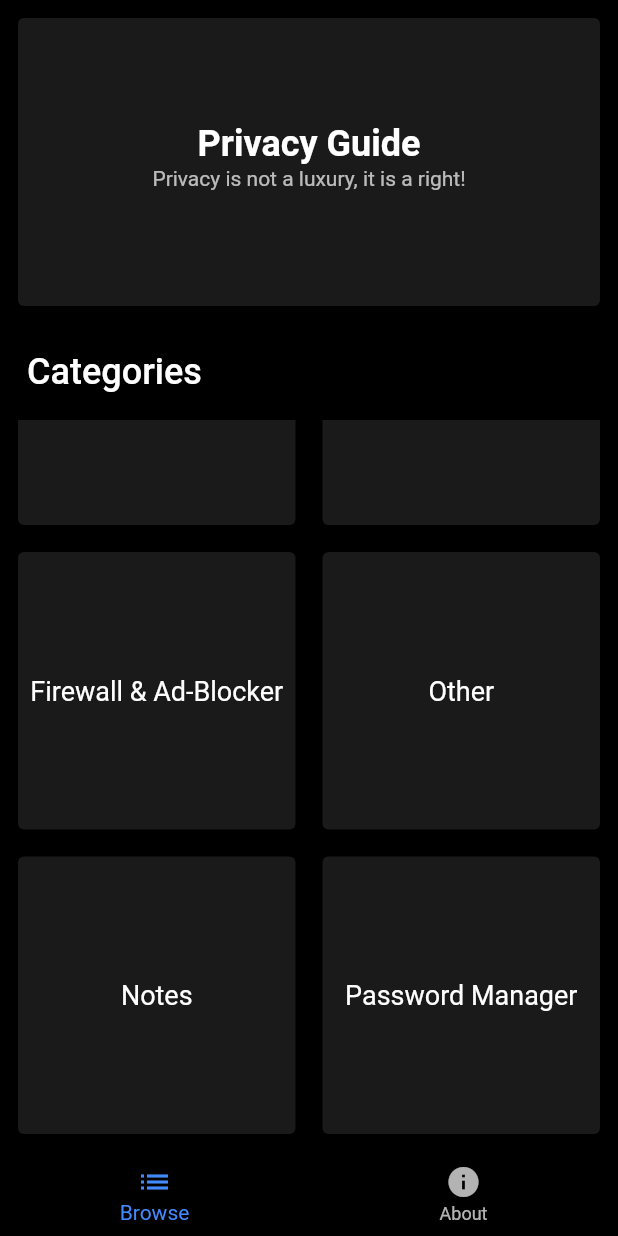
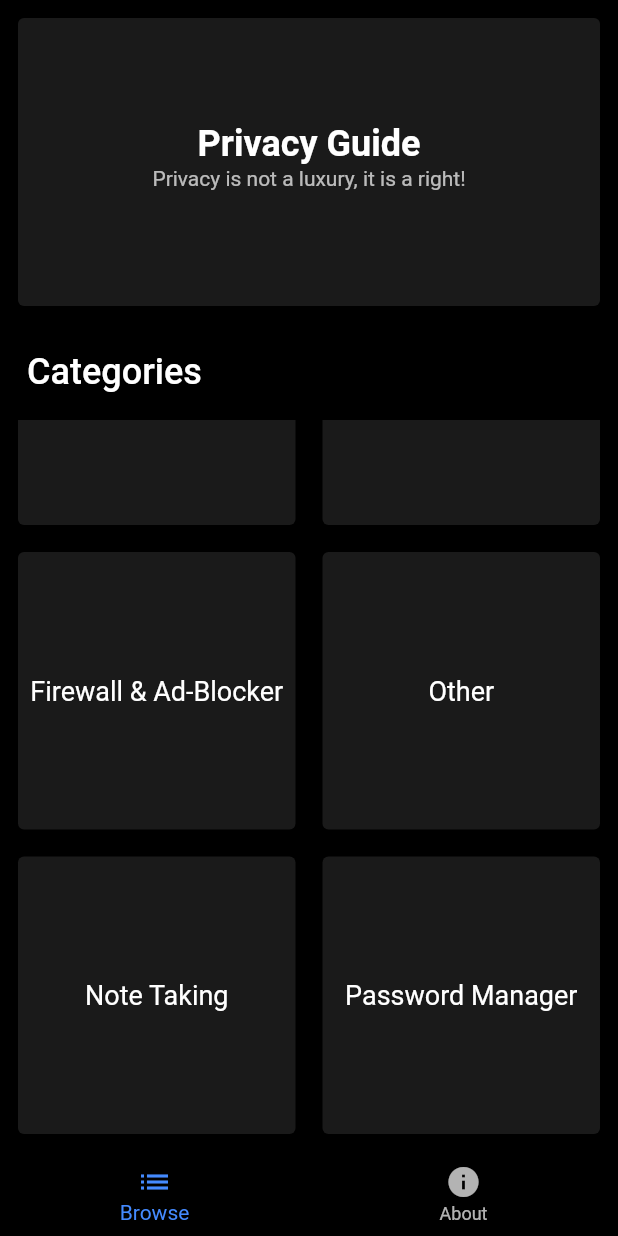
Before and after one commit to craterx/Privacy-Tools, a Flutter app: the screen it shows after launch, scrolled down 127 dp, on a phone screen of 412 x 824 dp. Run offline on Flutter 3.47's test engine with Material 2 defaults, Android fonts, the phone set to English and light mode, and no system bars.

Commit message:
change category name

```diff
--- a/lib/utils/category.dart
+++ b/lib/utils/category.dart
@@ -43,9 +43,9 @@ class Category {
       ),
     ),
     Category(
-      title: 'Notes',
+      title: 'Note Taking',
       navigateScreen: Listing(
-        title: 'Notes',
+        title: 'Note Taking',
         cat: Applist.notes,
       ),
     ),
```
